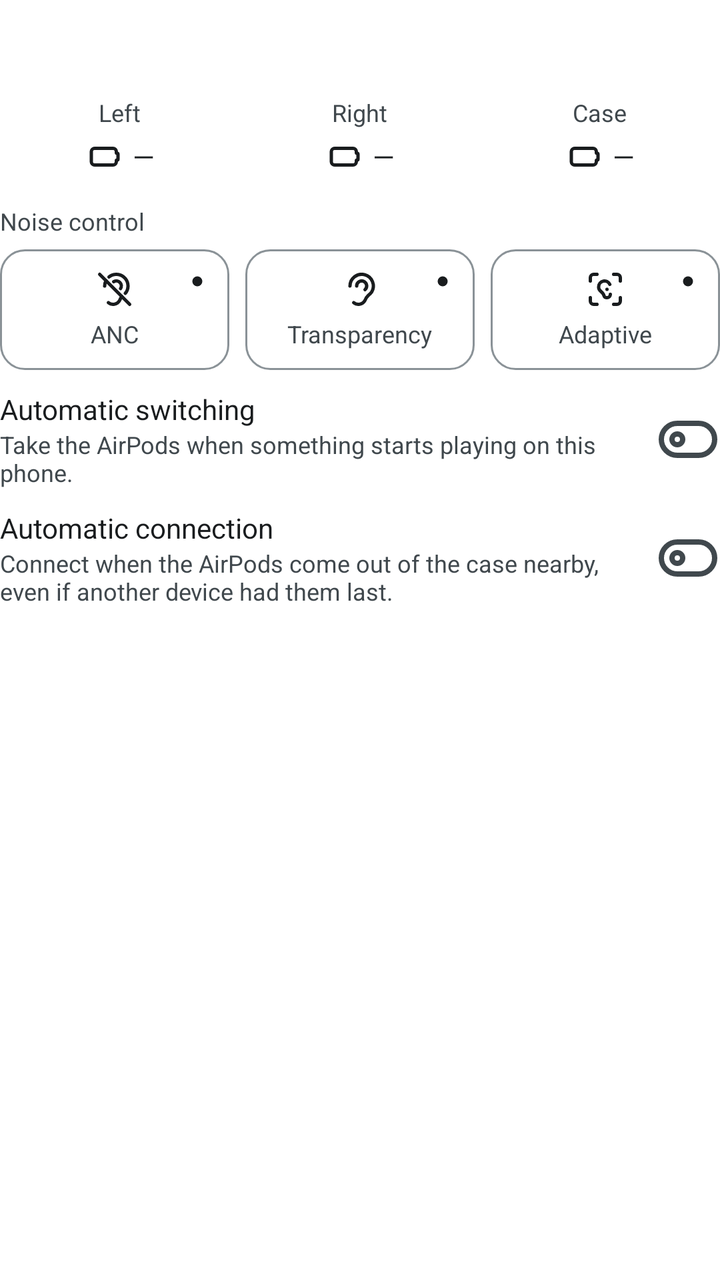
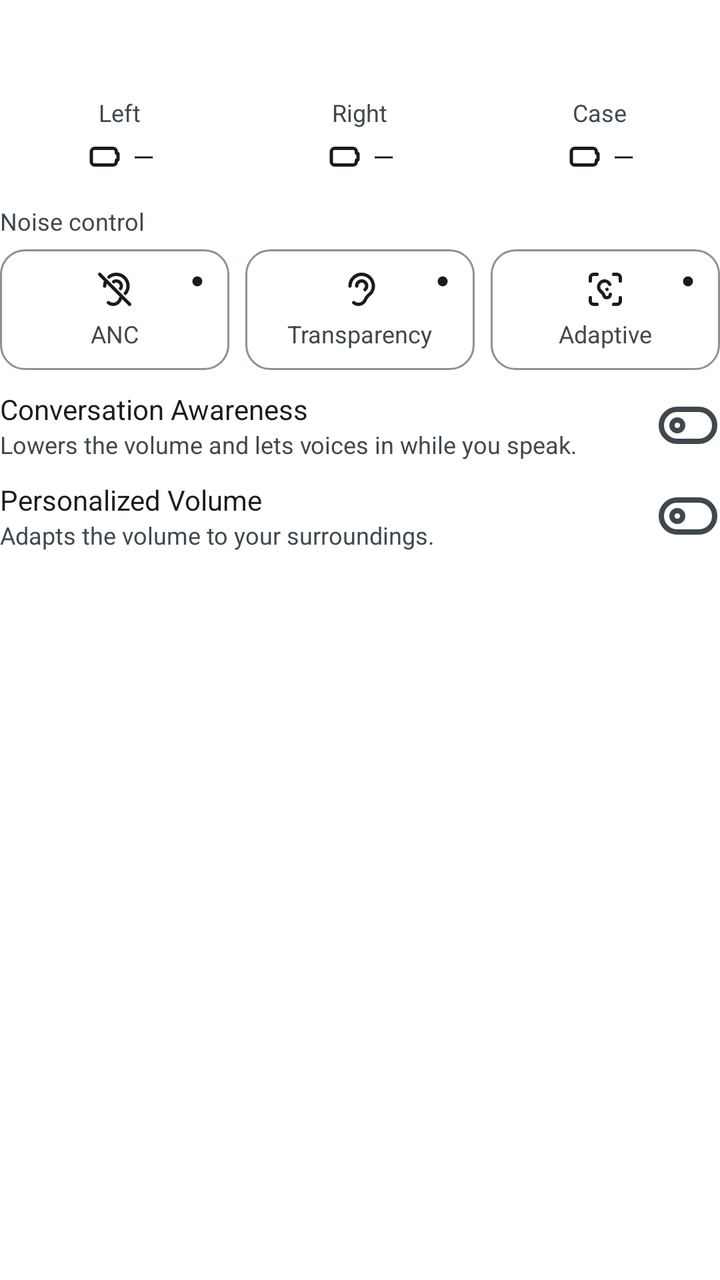

The first picture is an Android layout as it rendered before a commit; the second is the same layout after the commit. The layout source and the unified diff follow.
<!-- AndroidManifest.xml: fallback theme Theme.MaterialComponents.DayNight.NoActionBar -->
<!-- res/layout/notification_expanded.xml -->
<?xml version="1.0" encoding="utf-8"?>
<LinearLayout xmlns:android="http://schemas.android.com/apk/res/android"
    android:layout_width="match_parent"
    android:layout_height="wrap_content"
    android:orientation="vertical">

    <TextView
        android:id="@+id/title"
        android:layout_width="match_parent"
        android:layout_height="wrap_content"
        android:ellipsize="end"
        android:singleLine="true"
        android:textAppearance="@android:style/TextAppearance.Material.Notification.Title"
        android:textColor="@color/notification_text" />

    <TextView
        android:id="@+id/text"
        android:layout_width="match_parent"
        android:layout_height="wrap_content"
        android:textAppearance="@android:style/TextAppearance.Material.Notification"
        android:textColor="@color/notification_text" />

    <LinearLayout
        android:id="@+id/batteries"
        android:layout_width="match_parent"
        android:layout_height="wrap_content"
        android:layout_marginTop="10dp"
        android:orientation="horizontal">

        <LinearLayout
            android:id="@+id/battery_left"
            android:layout_width="0dp"
            android:layout_height="wrap_content"
            android:layout_weight="1"
            android:gravity="center_horizontal"
            android:orientation="vertical">

            <LinearLayout
                android:layout_width="wrap_content"
                android:layout_height="wrap_content"
                android:gravity="center_vertical"
                android:orientation="horizontal">

                <TextView
                    android:layout_width="wrap_content"
                    android:layout_height="wrap_content"
                    android:text="Left"
                    android:textAppearance="@android:style/TextAppearance.Material.Notification.Info"
                    android:textColor="@color/notification_text_secondary" />

                <ImageView
                    android:id="@+id/battery_left_primary"
                    android:layout_width="10dp"
                    android:layout_height="10dp"
                    android:layout_marginStart="2dp"
                    android:src="@drawable/ic_point"
                    android:visibility="gone" />
            </LinearLayout>

            <LinearLayout
                android:layout_width="wrap_content"
                android:layout_height="wrap_content"
                android:layout_marginTop="4dp"
                android:gravity="center_vertical"
                android:orientation="horizontal">

                <ImageView
                    android:id="@+id/battery_left_battery"
                    android:layout_width="20dp"
                    android:layout_height="20dp"
                    android:src="@drawable/ic_battery" />

                <TextView
                    android:id="@+id/battery_left_level"
                    android:layout_width="wrap_content"
                    android:layout_height="wrap_content"
                    android:layout_marginStart="4dp"
                    android:text="—"
                    android:textAppearance="@android:style/TextAppearance.Material.Notification"
                    android:textColor="@color/notification_text" />

                <ImageView
                    android:id="@+id/battery_left_place"
                    android:layout_width="16dp"
                    android:layout_height="16dp"
                    android:layout_marginStart="4dp"
                    android:alpha="0.7"
                    android:visibility="gone" />
            </LinearLayout>
        </LinearLayout>

        <LinearLayout
            android:id="@+id/battery_right"
            android:layout_width="0dp"
            android:layout_height="wrap_content"
            android:layout_weight="1"
            android:gravity="center_horizontal"
            android:orientation="vertical">

            <LinearLayout
                android:layout_width="wrap_content"
                android:layout_height="wrap_content"
                android:gravity="center_vertical"
                android:orientation="horizontal">

                <TextView
                    android:layout_width="wrap_content"
                    android:layout_height="wrap_content"
                    android:text="Right"
                    android:textAppearance="@android:style/TextAppearance.Material.Notification.Info"
                    android:textColor="@color/notification_text_secondary" />

                <ImageView
                    android:id="@+id/battery_right_primary"
                    android:layout_width="10dp"
                    android:layout_height="10dp"
                    android:layout_marginStart="2dp"
                    android:src="@drawable/ic_point"
                    android:visibility="gone" />
            </LinearLayout>

            <LinearLayout
                android:layout_width="wrap_content"
                android:layout_height="wrap_content"
                android:layout_marginTop="4dp"
                android:gravity="center_vertical"
                android:orientation="horizontal">

                <ImageView
                    android:id="@+id/battery_right_battery"
                    android:layout_width="20dp"
                    android:layout_height="20dp"
                    android:src="@drawable/ic_battery" />

                <TextView
                    android:id="@+id/battery_right_level"
                    android:layout_width="wrap_content"
                    android:layout_height="wrap_content"
                    android:layout_marginStart="4dp"
                    android:text="—"
                    android:textAppearance="@android:style/TextAppearance.Material.Notification"
                    android:textColor="@color/notification_text" />

                <ImageView
                    android:id="@+id/battery_right_place"
                    android:layout_width="16dp"
                    android:layout_height="16dp"
                    android:layout_marginStart="4dp"
                    android:alpha="0.7"
                    android:visibility="gone" />
            </LinearLayout>
        </LinearLayout>

        <LinearLayout
            android:id="@+id/battery_case"
            android:layout_width="0dp"
            android:layout_height="wrap_content"
            android:layout_weight="1"
            android:gravity="center_horizontal"
            android:orientation="vertical">

            <LinearLayout
                android:layout_width="wrap_content"
                android:layout_height="wrap_content"
                android:gravity="center_vertical"
                android:orientation="horizontal">

                <TextView
                    android:layout_width="wrap_content"
                    android:layout_height="wrap_content"
                    android:text="Case"
                    android:textAppearance="@android:style/TextAppearance.Material.Notification.Info"
                    android:textColor="@color/notification_text_secondary" />

                <ImageView
                    android:id="@+id/battery_case_primary"
                    android:layout_width="10dp"
                    android:layout_height="10dp"
                    android:layout_marginStart="2dp"
                    android:src="@drawable/ic_point"
                    android:visibility="gone" />
            </LinearLayout>

            <LinearLayout
                android:layout_width="wrap_content"
                android:layout_height="wrap_content"
                android:layout_marginTop="4dp"
                android:gravity="center_vertical"
                android:orientation="horizontal">

                <ImageView
                    android:id="@+id/battery_case_battery"
                    android:layout_width="20dp"
                    android:layout_height="20dp"
                    android:src="@drawable/ic_battery" />

                <TextView
                    android:id="@+id/battery_case_level"
                    android:layout_width="wrap_content"
                    android:layout_height="wrap_content"
                    android:layout_marginStart="4dp"
                    android:text="—"
                    android:textAppearance="@android:style/TextAppearance.Material.Notification"
                    android:textColor="@color/notification_text" />

                <ImageView
                    android:id="@+id/battery_case_place"
                    android:layout_width="16dp"
                    android:layout_height="16dp"
                    android:layout_marginStart="4dp"
                    android:alpha="0.7"
                    android:visibility="gone" />
            </LinearLayout>
        </LinearLayout>
    </LinearLayout>

    <TextView
        android:id="@+id/noise_heading"
        android:layout_width="wrap_content"
        android:layout_height="wrap_content"
        android:layout_marginTop="14dp"
        android:text="Noise control"
        android:textAppearance="@android:style/TextAppearance.Material.Notification.Info"
        android:textColor="@color/notification_text_secondary" />

    <LinearLayout
        android:id="@+id/tiles"
        android:layout_width="match_parent"
        android:layout_height="wrap_content"
        android:layout_marginTop="6dp"
        android:orientation="horizontal">

        <FrameLayout
            android:id="@+id/tile_anc"
            android:layout_width="0dp"
            android:layout_height="wrap_content"
            android:layout_weight="1"
            android:background="@drawable/tile">

            <LinearLayout
                android:layout_width="match_parent"
                android:layout_height="wrap_content"
                android:gravity="center_horizontal"
                android:orientation="vertical"
                android:paddingTop="10dp"
                android:paddingBottom="10dp">

                <ImageView
                    android:layout_width="20dp"
                    android:layout_height="20dp"
                    android:src="@drawable/ic_ear_off" />

                <TextView
                    android:layout_width="wrap_content"
                    android:layout_height="wrap_content"
                    android:layout_marginTop="4dp"
                    android:singleLine="true"
                    android:text="ANC"
                    android:textAppearance="@android:style/TextAppearance.Material.Notification.Info"
                    android:textColor="@color/notification_text_secondary" />
            </LinearLayout>

            <ImageView
                android:id="@+id/tile_anc_cycle"
                android:layout_width="32dp"
                android:layout_height="32dp"
                android:layout_gravity="top|end"
                android:padding="10dp"
                android:src="@drawable/ic_point"
                android:tint="@color/notification_text" />
        </FrameLayout>

        <FrameLayout
            android:id="@+id/tile_transparency"
            android:layout_width="0dp"
            android:layout_marginStart="8dp"
            android:layout_height="wrap_content"
            android:layout_weight="1"
            android:background="@drawable/tile">

            <LinearLayout
                android:layout_width="match_parent"
                android:layout_height="wrap_content"
                android:gravity="center_horizontal"
                android:orientation="vertical"
                android:paddingTop="10dp"
                android:paddingBottom="10dp">

                <ImageView
                    android:layout_width="20dp"
                    android:layout_height="20dp"
                    android:src="@drawable/ic_ear" />

                <TextView
                    android:layout_width="wrap_content"
                    android:layout_height="wrap_content"
                    android:layout_marginTop="4dp"
                    android:singleLine="true"
                    android:text="Transparency"
                    android:textAppearance="@android:style/TextAppearance.Material.Notification.Info"
                    android:textColor="@color/notification_text_secondary" />
            </LinearLayout>

            <ImageView
                android:id="@+id/tile_transparency_cycle"
                android:layout_width="32dp"
                android:layout_height="32dp"
                android:layout_gravity="top|end"
                android:padding="10dp"
                android:src="@drawable/ic_point"
                android:tint="@color/notification_text" />
        </FrameLayout>

        <FrameLayout
            android:id="@+id/tile_adaptive"
            android:layout_width="0dp"
            android:layout_marginStart="8dp"
            android:layout_height="wrap_content"
            android:layout_weight="1"
            android:background="@drawable/tile">

            <LinearLayout
                android:layout_width="match_parent"
                android:layout_height="wrap_content"
                android:gravity="center_horizontal"
                android:orientation="vertical"
                android:paddingTop="10dp"
                android:paddingBottom="10dp">

                <ImageView
                    android:layout_width="20dp"
                    android:layout_height="20dp"
                    android:src="@drawable/ic_ear_scan" />

                <TextView
                    android:layout_width="wrap_content"
                    android:layout_height="wrap_content"
                    android:layout_marginTop="4dp"
                    android:singleLine="true"
                    android:text="Adaptive"
                    android:textAppearance="@android:style/TextAppearance.Material.Notification.Info"
                    android:textColor="@color/notification_text_secondary" />
            </LinearLayout>

            <ImageView
                android:id="@+id/tile_adaptive_cycle"
                android:layout_width="32dp"
                android:layout_height="32dp"
                android:layout_gravity="top|end"
                android:padding="10dp"
                android:src="@drawable/ic_point"
                android:tint="@color/notification_text" />
        </FrameLayout>
    </LinearLayout>

    <LinearLayout
        android:id="@+id/setting_switch"
        android:layout_width="match_parent"
        android:layout_height="wrap_content"
        android:layout_marginTop="10dp"
        android:gravity="center_vertical"
        android:orientation="horizontal">

        <LinearLayout
            android:layout_width="0dp"
            android:layout_height="wrap_content"
            android:layout_weight="1"
            android:orientation="vertical">

            <TextView
                android:layout_width="wrap_content"
                android:layout_height="wrap_content"
                android:text="Automatic switching"
                android:textAppearance="@android:style/TextAppearance.Material.Notification"
                android:textColor="@color/notification_text" />

            <TextView
                android:layout_width="wrap_content"
                android:layout_height="wrap_content"
                android:maxLines="2"
                android:text="Take the AirPods when something starts playing on this phone."
                android:textAppearance="@android:style/TextAppearance.Material.Notification.Info"
                android:textColor="@color/notification_text_secondary" />
        </LinearLayout>

        <ImageView
            android:id="@+id/setting_switch_toggle"
            android:layout_width="32dp"
            android:layout_height="32dp"
            android:layout_marginStart="12dp"
            android:src="@drawable/ic_toggle_left" />
    </LinearLayout>

    <LinearLayout
        android:id="@+id/setting_connect"
        android:layout_width="match_parent"
        android:layout_height="wrap_content"
        android:layout_marginTop="10dp"
        android:gravity="center_vertical"
        android:orientation="horizontal">

        <LinearLayout
            android:layout_width="0dp"
            android:layout_height="wrap_content"
            android:layout_weight="1"
            android:orientation="vertical">

            <TextView
                android:layout_width="wrap_content"
                android:layout_height="wrap_content"
                android:text="Automatic connection"
                android:textAppearance="@android:style/TextAppearance.Material.Notification"
                android:textColor="@color/notification_text" />

            <TextView
                android:layout_width="wrap_content"
                android:layout_height="wrap_content"
                android:maxLines="2"
                android:text="Connect when the AirPods come out of the case nearby, even if another device had them last."
                android:textAppearance="@android:style/TextAppearance.Material.Notification.Info"
                android:textColor="@color/notification_text_secondary" />
        </LinearLayout>

        <ImageView
            android:id="@+id/setting_connect_toggle"
            android:layout_width="32dp"
            android:layout_height="32dp"
            android:layout_marginStart="12dp"
            android:src="@drawable/ic_toggle_left" />
    </LinearLayout>
</LinearLayout>
<!-- resources referenced by this layout -->
<resources>
  <color name="notification_text">@android:color/system_neutral1_900</color>
  <color name="notification_text_secondary">@android:color/system_neutral2_700</color>
  <!-- drawable ic_battery (drawable) -->
  <?xml version="1.0" encoding="utf-8"?>
  <vector xmlns:android="http://schemas.android.com/apk/res/android"
      android:width="24dp"
      android:height="24dp"
      android:viewportWidth="24"
      android:viewportHeight="24">
      <path
          android:pathData="M6 7h11a2 2 0 0 1 2 2v.5a.5 .5 0 0 0 .5 .5a.5 .5 0 0 1 .5 .5v3a.5 .5 0 0 1 -.5 .5a.5 .5 0 0 0 -.5 .5v.5a2 2 0 0 1 -2 2h-11a2 2 0 0 1 -2 -2v-6a2 2 0 0 1 2 -2"
          android:strokeColor="@color/notification_text"
          android:strokeLineCap="round"
          android:strokeLineJoin="round"
          android:strokeWidth="2" />
  </vector>
  <!-- drawable ic_ear (drawable) -->
  <?xml version="1.0" encoding="utf-8"?>
  <vector xmlns:android="http://schemas.android.com/apk/res/android"
      android:width="24dp"
      android:height="24dp"
      android:viewportWidth="24"
      android:viewportHeight="24">
      <path
          android:pathData="M6 10a7 7 0 1 1 13 3.6a10 10 0 0 1 -2 2a8 8 0 0 0 -2 3a4.5 4.5 0 0 1 -6.8 1.4"
          android:strokeColor="@color/notification_text"
          android:strokeLineCap="round"
          android:strokeLineJoin="round"
          android:strokeWidth="2" />
      <path
          android:pathData="M10 10a3 3 0 1 1 5 2.2"
          android:strokeColor="@color/notification_text"
          android:strokeLineCap="round"
          android:strokeLineJoin="round"
          android:strokeWidth="2" />
  </vector>
  <!-- drawable ic_point (drawable) -->
  <?xml version="1.0" encoding="utf-8"?>
  <vector xmlns:android="http://schemas.android.com/apk/res/android"
      android:width="24dp"
      android:height="24dp"
      android:viewportWidth="24"
      android:viewportHeight="24">
      <path
          android:fillColor="@color/notification_accent"
          android:pathData="M12 7a5 5 0 1 1 -4.995 5.217l-.005 -.217l.005 -.217a5 5 0 0 1 4.995 -4.783z" />
  </vector>
  <!-- drawable ic_toggle_left (drawable) -->
  <?xml version="1.0" encoding="utf-8"?>
  <vector xmlns:android="http://schemas.android.com/apk/res/android"
      android:width="24dp"
      android:height="24dp"
      android:viewportWidth="24"
      android:viewportHeight="24">
      <path
          android:pathData="M6 12a2 2 0 1 0 4 0a2 2 0 1 0 -4 0"
          android:strokeColor="@color/notification_text_secondary"
          android:strokeLineCap="round"
          android:strokeLineJoin="round"
          android:strokeWidth="2" />
      <path
          android:pathData="M2 12a6 6 0 0 1 6 -6h8a6 6 0 0 1 6 6a6 6 0 0 1 -6 6h-8a6 6 0 0 1 -6 -6"
          android:strokeColor="@color/notification_text_secondary"
          android:strokeLineCap="round"
          android:strokeLineJoin="round"
          android:strokeWidth="2" />
  </vector>
  <!-- drawable tile (drawable) -->
  <?xml version="1.0" encoding="utf-8"?>
  <shape xmlns:android="http://schemas.android.com/apk/res/android">
      <stroke
          android:width="1dp"
          android:color="@color/notification_outline" />
      <corners android:radius="12dp" />
  </shape>
  <color name="notification_accent">@android:color/system_accent1_600</color>
  <color name="notification_outline">@android:color/system_neutral2_400</color>
  <!-- unchanged entries left out for length: 2 -->
</resources>

<!-- the commit's change to res/layout/notification_expanded.xml (unified diff, before → after) -->
@@ -354,7 +354,7 @@
     </LinearLayout>
 
     <LinearLayout
-        android:id="@+id/setting_switch"
+        android:id="@+id/main_conversation"
         android:layout_width="match_parent"
         android:layout_height="wrap_content"
         android:layout_marginTop="10dp"
@@ -370,7 +370,7 @@
             <TextView
                 android:layout_width="wrap_content"
                 android:layout_height="wrap_content"
-                android:text="Automatic switching"
+                android:text="Conversation Awareness"
                 android:textAppearance="@android:style/TextAppearance.Material.Notification"
                 android:textColor="@color/notification_text" />
 
@@ -378,13 +378,13 @@
                 android:layout_width="wrap_content"
                 android:layout_height="wrap_content"
                 android:maxLines="2"
-                android:text="Take the AirPods when something starts playing on this phone."
+                android:text="Lowers the volume and lets voices in while you speak."
                 android:textAppearance="@android:style/TextAppearance.Material.Notification.Info"
                 android:textColor="@color/notification_text_secondary" />
         </LinearLayout>
 
         <ImageView
-            android:id="@+id/setting_switch_toggle"
+            android:id="@+id/main_conversation_toggle"
             android:layout_width="32dp"
             android:layout_height="32dp"
             android:layout_marginStart="12dp"
@@ -392,7 +392,7 @@
     </LinearLayout>
 
     <LinearLayout
-        android:id="@+id/setting_connect"
+        android:id="@+id/main_volume"
         android:layout_width="match_parent"
         android:layout_height="wrap_content"
         android:layout_marginTop="10dp"
@@ -408,7 +408,7 @@
             <TextView
                 android:layout_width="wrap_content"
                 android:layout_height="wrap_content"
-                android:text="Automatic connection"
+                android:text="Personalized Volume"
                 android:textAppearance="@android:style/TextAppearance.Material.Notification"
                 android:textColor="@color/notification_text" />
 
@@ -416,13 +416,13 @@
                 android:layout_width="wrap_content"
                 android:layout_height="wrap_content"
                 android:maxLines="2"
-                android:text="Connect when the AirPods come out of the case nearby, even if another device had them last."
+                android:text="Adapts the volume to your surroundings."
                 android:textAppearance="@android:style/TextAppearance.Material.Notification.Info"
                 android:textColor="@color/notification_text_secondary" />
         </LinearLayout>
 
         <ImageView
-            android:id="@+id/setting_connect_toggle"
+            android:id="@+id/main_volume_toggle"
             android:layout_width="32dp"
             android:layout_height="32dp"
             android:layout_marginStart="12dp"
